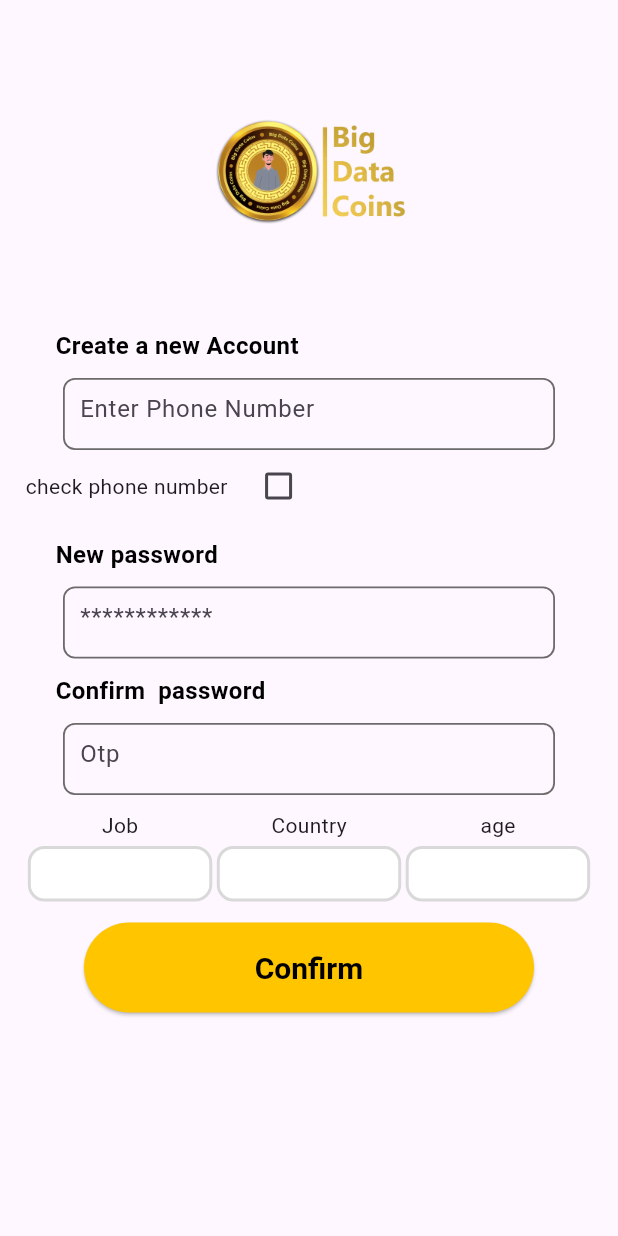
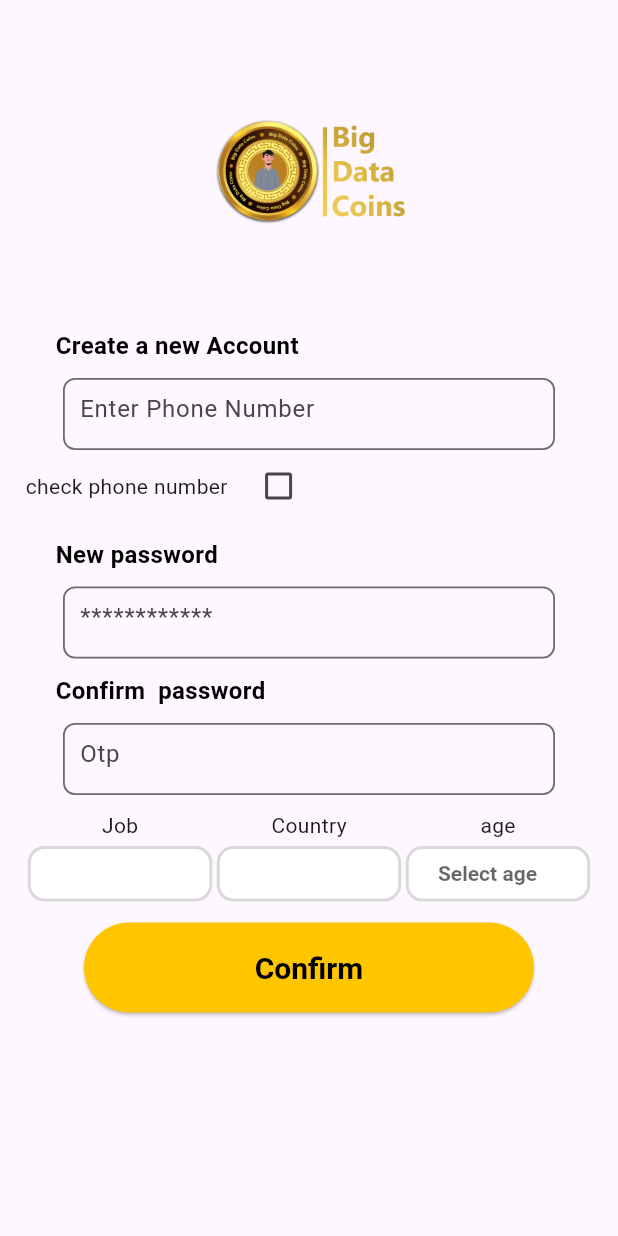
Before and after one commit to Abdelrhmany/bdc, a Flutter app: the Register screen opened directly, on a phone screen of 412 x 824 dp. Run offline on Flutter 3.47's test engine with Material 3 defaults, Android fonts, the light colour scheme and no system bars; our stand-ins replace curved_navigation_bar, device_preview, dio, hive, hive_flutter, intl_phone_number_input; missing offline and left inert: flutter_libphonenumber; accounts and stored records are empty; network calls fail; statements that could not run were skipped.

Commit message:
last befor format

```diff
--- a/lib/controllers/gitsurvfromapi.dart
+++ b/lib/controllers/gitsurvfromapi.dart
@@ -8,8 +8,8 @@ Future<List> getdata(ids) async {
   var ids;
   try {
     Response response = await dio.get('${Globals.link}/questions/');
-    Globals.allquistions = response.data;
-    print(Globals.allquistions);
+    Globals.allQuestions = response.data;
+    print(Globals.allQuestions);
     return response.data;
   } catch (e) {
     print(e);
--- /dev/null
+++ b/lib/view/componants/customdrop.dart
@@ -0,0 +1,111 @@
+import 'package:flutter/material.dart';
+
+class Customdrop extends StatefulWidget {
+  final TextEditingController controller;
+
+  Customdrop({required this.controller});
+
+  @override
+  State<Customdrop> createState() => _CustomdropState();
+}
+
+class _CustomdropState extends State<Customdrop> {
+  String? selectedValue; // القيمة الافتراضية null
+
+  @override
+  Widget build(BuildContext context) {
+    double fieldWidth = (MediaQuery.of(context).size.width * 0.33) - 15;
+
+    return CustomPaint(
+      size: Size(fieldWidth, 35),
+      painter: RectanglePainter(fieldWidth),
+      child: Container(
+        width: fieldWidth,
+        height: 35,
+        alignment: Alignment.center,
+        child: DropdownButton<String>(
+          value: selectedValue, // القيمة الحالية
+          items: [
+            DropdownMenuItem(
+              value: '0-18',
+              child: Container(
+                width: 80,
+                alignment: Alignment.center,
+                child: Text('18'),
+              ),
+            ),
+            DropdownMenuItem(
+              value: '18-35',
+              child: Container(
+                width: 80,
+                alignment: Alignment.center,
+                child: Text('18-35'),
+              ),
+            ),
+            DropdownMenuItem(
+              value: '35-100',
+              child: Container(
+                width: 80,
+                alignment: Alignment.center,
+                child: Text('35-100'),
+              ),
+            ),
+          ],
+          onChanged: (String? newValue) {
+            setState(() {
+              selectedValue = newValue; // تحديث القيمة المختارة
+            });
+            print('Selected value: $newValue'); // طباعة القيمة الجديدة
+          },
+          hint: Text('Select age'), // النص الافتراضي
+          icon: SizedBox.shrink(), // إزالة السهم الافتراضي
+          underline: SizedBox.shrink(), // إزالة الخط السفلي
+          isExpanded: false, // تعطيل التوسيع الكامل
+          dropdownColor: Colors.white, // لون خلفية القائمة
+          style: TextStyle(
+            fontSize: 14,
+            color: Colors.black,
+            fontWeight: FontWeight.bold,
+          ),
+          borderRadius: BorderRadius.circular(10), // زوايا مستديرة للقائمة
+        ),
+      ),
+    );
+  }
+}
+
+class RectanglePainter extends CustomPainter {
+  final double width;
+
+  RectanglePainter(this.width);
+
+  @override
+  void paint(Canvas canvas, Size size) {
+    final paint = Paint()
+      ..color = Colors.white
+      ..style = PaintingStyle.fill;
+
+    final strokePaint = Paint()
+      ..color = Color(0xFFD9D9D9)
+      ..strokeWidth = 2
+      ..style = PaintingStyle.stroke;
+
+    final path = Path()
+      ..moveTo(10, 0)
+      ..lineTo(width - 10, 0)
+      ..cubicTo(width - 5, 0, width, 4.47715, width, 10)
+      ..lineTo(width, 25)
+      ..cubicTo(width, 30.5228, width - 5, 35, width - 10, 35)
+      ..lineTo(10, 35)
+      ..cubicTo(4.47715, 35, 0, 30.5228, 0, 25)
+      ..lineTo(0, 10)
+      ..cubicTo(0, 4.47715, 4.47715, 0, 10, 0)
+      ..close();
+
+    canvas.drawPath(path, paint);
+    canvas.drawPath(path, strokePaint);
+  }
+
+  @override
+  bool shouldRepaint(CustomPainter oldDelegate) => true;
+}
--- a/lib/view/screens/register.dart
+++ b/lib/view/screens/register.dart
@@ -5,6 +5,7 @@ import 'package:bdc/view/componants/customtextfield.dart';
 
 import '../../controllers/global.dart';
 import '../componants/button.dart';
+import '../componants/customdrop.dart';
 
 class Register extends StatefulWidget {
   Register({super.key});
@@ -126,7 +127,6 @@ class _RegisterState extends State<Register> {
                   child: CustomTextField(controller: otp, hintText: 'Otp'),
                 ),
                 const SizedBox(height: 10),
-                // Image.asset('password_dont_mach.png'),
                 Row(
                   mainAxisAlignment: MainAxisAlignment.center,
                   children: [
@@ -150,7 +150,7 @@ class _RegisterState extends State<Register> {
                       children: [
                         const Text('age'),
                         const SizedBox(height: 5),
-                        SmallCustomShapeField(controller: x),
+                        Customdrop(controller: x),
                       ],
                     ),
                   ],
--- a/pubspec.yaml
+++ b/pubspec.yaml
@@ -44,6 +44,9 @@ dependencies:
   url_launcher: ^6.3.1
   flutter_launcher_icons: ^0.14.3
   youtube_player_iframe: ^5.2.1
+  intl_phone_number_input: ^0.7.4
+  libphonenumber: ^2.0.2
+  flutter_libphonenumber: ^2.5.1
 
 dev_dependencies:
   flutter_test:
```
Also changed, not shown: lib/controllers/global.dart (+40 -48 lines), lib/main.dart (+13 -10 lines), lib/view/screens/invite.dart (+74 -84 lines), lib/view/screens/loginscreen.dart (+36 -14 lines), lib/view/screens/quistion.dart (+9 -9 lines), lib/view/screens/ttt.dart (added, +123 -0 lines), lib/view/screens/zero.dart (+9 -0 lines), pubspec.lock, 1 other file.
